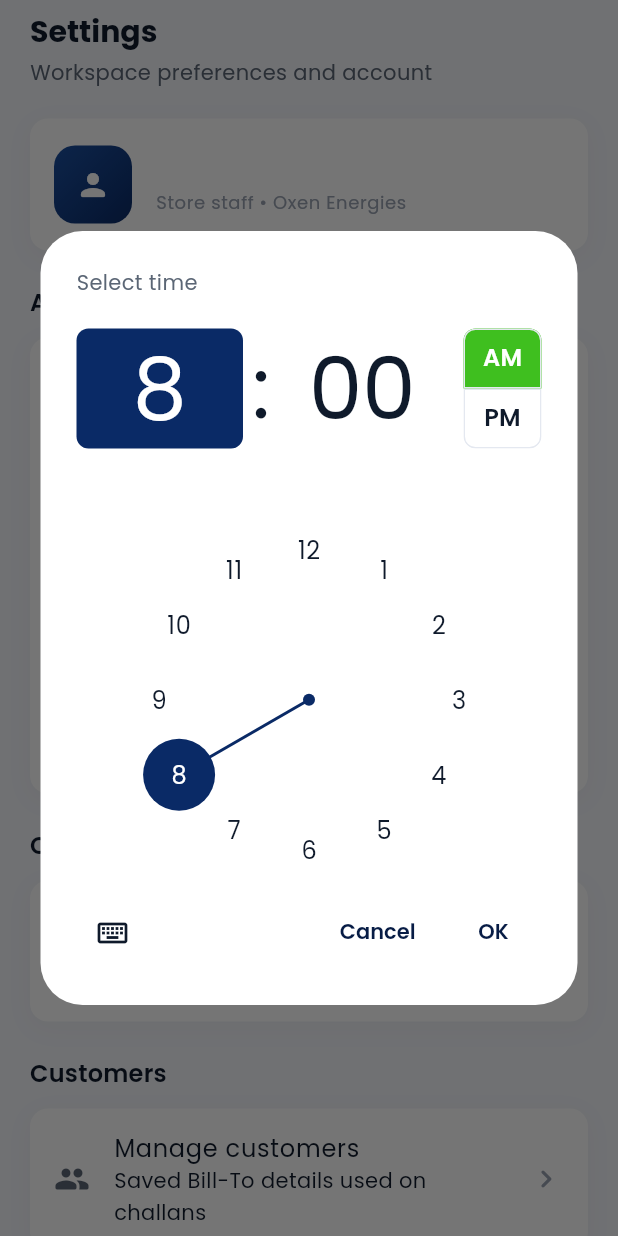
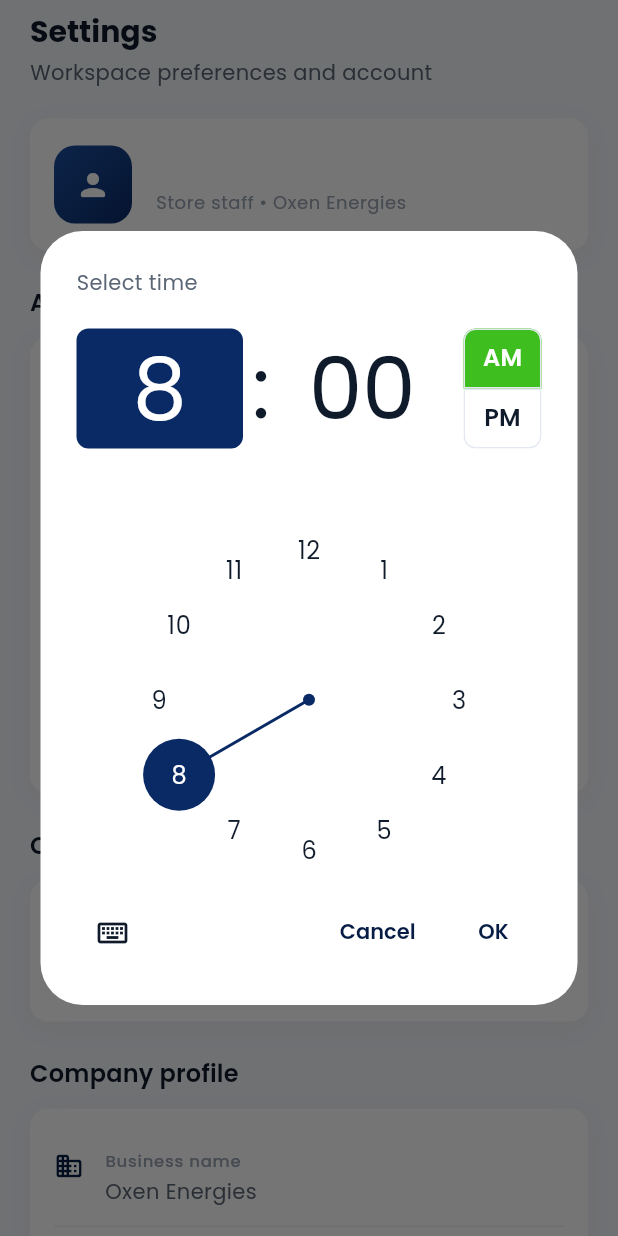
Before and after one commit to madhav-mehta-au49/oxen-stock-management-app, a Flutter app: the SettingsScreen screen opened directly, after a tap on "Daily summary time", on a phone screen of 412 x 824 dp. Run offline on Flutter 3.47's test engine with Material 3 defaults, Android fonts, the phone set to English and light mode, and no system bars; our stand-ins replace cloud_firestore, firebase_auth, firebase_core, fl_chart, flutter_local_notifications, flutter_riverpod and 6 more; accounts and stored records are empty; network calls fail.

Commit message:
PDF: 2-decimal money + round-off; remove Repair action; Customers moved to bottom nav

```diff
--- a/lib/features/settings/settings_screen.dart
+++ b/lib/features/settings/settings_screen.dart
@@ -17,8 +17,6 @@ import '../../providers/settings_providers.dart';
 import '../../providers/stock_providers.dart';
 import '../../services/auth_service.dart';
 import '../../services/daily_summary_service.dart';
-import '../../services/data_repair_service.dart';
-import '../customers/customers_screen.dart';
 import 'categories_screen.dart';
 
 /// Preferences + account info. Toggles and the company profile persist in
@@ -170,27 +168,6 @@ class SettingsScreen extends ConsumerWidget {
               ),
             ),
             const SizedBox(height: 24),
-            const SectionHeader(title: 'Customers'),
-            AppCard(
-              padding: const EdgeInsets.symmetric(horizontal: 16, vertical: 6),
-              child: ListTile(
-                contentPadding: EdgeInsets.zero,
-                leading: const Icon(Icons.people_rounded),
-                title: const Text('Manage customers'),
-                subtitle:
-                    const Text('Saved Bill-To details used on challans'),
-                trailing: const Icon(
-                  Icons.chevron_right_rounded,
-                  color: AppColors.textMuted,
-                ),
-                onTap: () => Navigator.of(context).push(
-                  MaterialPageRoute<void>(
-                    builder: (_) => const CustomersScreen(),
-                  ),
-                ),
-              ),
-            ),
-            const SizedBox(height: 24),
             SectionHeader(
               title: 'Company profile',
               actionLabel: isAdmin ? 'Edit' : null,
@@ -213,25 +190,6 @@ class SettingsScreen extends ConsumerWidget {
               ),
             ),
             const SizedBox(height: 24),
-            if (isAdmin) ...[
-              const SectionHeader(title: 'Maintenance'),
-              AppCard(
-                padding: const EdgeInsets.symmetric(horizontal: 16, vertical: 6),
-                child: ListTile(
-                  contentPadding: EdgeInsets.zero,
-                  leading: const Icon(Icons.build_rounded),
-                  title: const Text('Repair old data'),
-                  subtitle: const Text(
-                      'Update old items/challans and create customers'),
-                  trailing: const Icon(
-                    Icons.chevron_right_rounded,
-                    color: AppColors.textMuted,
-                  ),
-                  onTap: () => _repairOldData(context, ref),
-                ),
-              ),
-              const SizedBox(height: 24),
-            ],
             const SectionHeader(title: 'App'),
             AppCard(
               padding: const EdgeInsets.symmetric(horizontal: 16, vertical: 6),
@@ -399,39 +357,6 @@ class SettingsScreen extends ConsumerWidget {
     AppToast.success(context, 'Daily summary time: $value');
   }
 
-  Future<void> _repairOldData(BuildContext context, WidgetRef ref) async {
-    final confirmed = await showDialog<bool>(
-      context: context,
-      builder: (ctx) => AlertDialog(
-        shape: RoundedRectangleBorder(borderRadius: BorderRadius.circular(18)),
-        title: const Text('Repair old data?'),
-        content: const Text(
-          'This updates old items and challans to the new format and creates '
-          'customers from previous challans. Nothing is deleted.',
-        ),
-        actions: [
-          TextButton(
-            onPressed: () => Navigator.of(ctx).pop(false),
-            child: const Text('Cancel'),
-          ),
-          TextButton(
-            onPressed: () => Navigator.of(ctx).pop(true),
-            child: const Text('Repair'),
-          ),
-        ],
-      ),
-    );
-    if (confirmed != true) return;
-    try {
-      final report = await DataRepairService.run();
-      if (!context.mounted) return;
-      AppToast.success(context, report.summary);
-    } catch (_) {
-      if (!context.mounted) return;
-      AppToast.error(context, 'Repair failed. Check network/permissions.');
-    }
-  }
-
   Future<void> _previewSummary(BuildContext context, WidgetRef ref) async {
     final uid = ref.read(authStateProvider).value?.uid;
     if (uid == null) return;
--- a/lib/features/shell/app_shell.dart
+++ b/lib/features/shell/app_shell.dart
@@ -14,6 +14,7 @@ import '../../services/daily_summary_service.dart';
 import '../../services/github_update_service.dart';
 import '../../services/notification_service.dart';
 import '../challan/challan_list_screen.dart';
+import '../customers/customers_screen.dart';
 import '../dashboard/dashboard_screen.dart';
 import '../settings/settings_screen.dart';
 import '../stock/stock_list_screen.dart';
@@ -167,6 +168,7 @@ class _AppShellState extends ConsumerState<AppShell> {
           DashboardScreen(onNavigate: goTo),
           const StockListScreen(),
           const ChallanListScreen(),
+          const CustomersScreen(),
           const SettingsScreen(),
         ],
       ),
@@ -188,6 +190,7 @@ class _BottomBar extends StatelessWidget {
     (Icons.dashboard_rounded, 'Dashboard'),
     (Icons.inventory_2_rounded, 'Stock'),
     (Icons.receipt_long_rounded, 'Challan'),
+    (Icons.people_rounded, 'Customers'),
     (Icons.settings_rounded, 'More'),
   ];
 
```
Also changed, not shown: lib/services/challan_pdf_service.dart (+16 -5 lines), lib/services/data_repair_service.dart (deleted, +0 -150 lines).
